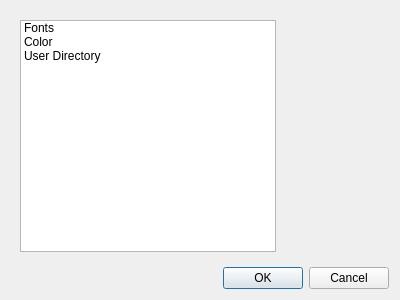
The window that FontDialog/preferencesdialog.ui (AlexanderGetka-cbica/QtTests) describes before a commit, drawn with Qt 5.
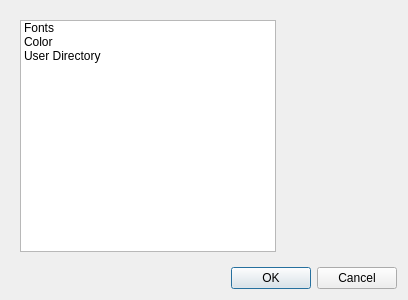
The same window after the commit.

Commit message: changes to font dialog

What changed in the file:
```diff
--- a/FontDialog/preferencesdialog.ui
+++ b/FontDialog/preferencesdialog.ui
@@ -6,10 +6,28 @@
    <rect>
     <x>0</x>
     <y>0</y>
-    <width>400</width>
+    <width>408</width>
     <height>300</height>
    </rect>
   </property>
+  <property name="sizePolicy">
+   <sizepolicy hsizetype="Fixed" vsizetype="Preferred">
+    <horstretch>0</horstretch>
+    <verstretch>0</verstretch>
+   </sizepolicy>
+  </property>
+  <property name="minimumSize">
+   <size>
+    <width>0</width>
+    <height>0</height>
+   </size>
+  </property>
+  <property name="maximumSize">
+   <size>
+    <width>16777215</width>
+    <height>16777215</height>
+   </size>
+  </property>
   <property name="windowTitle">
    <string>Dialog</string>
   </property>
```
Left out of the diff: 6 changed lines with no effect on the pictures. The commit also changes 7 other files.
